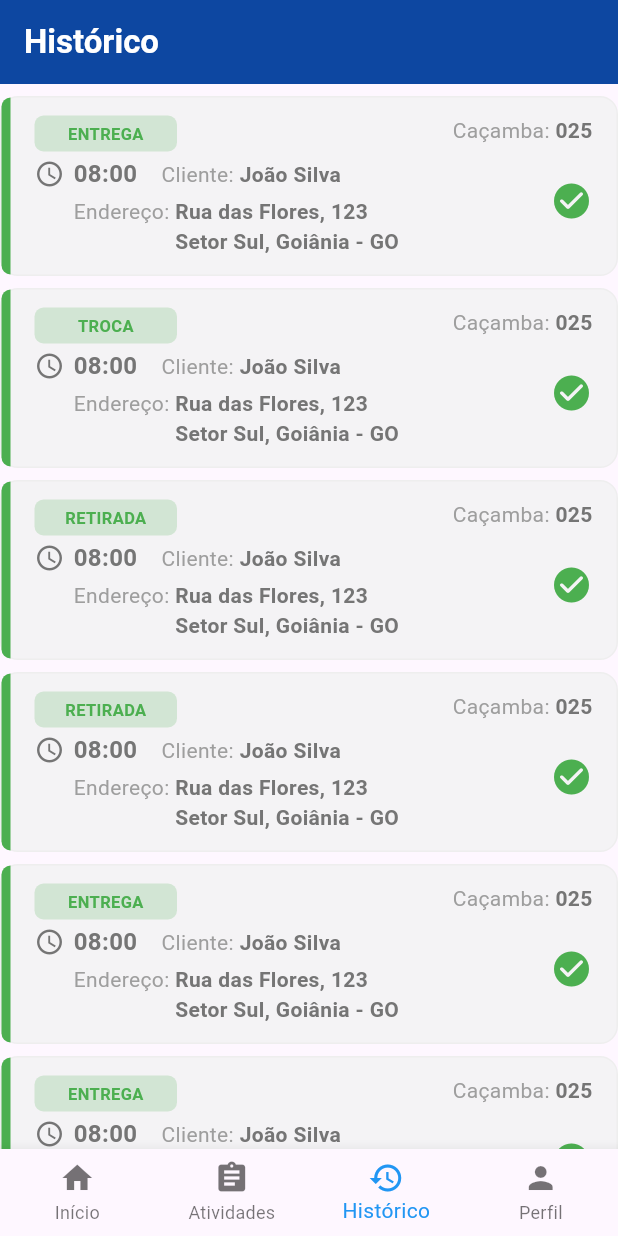
After one commit to GuilhermeSilva7x/Sistema-de-gerenciamento-de-loca-o-de-ca-ambas, a Flutter app: the screen it shows after launch, item 3 of the bottom bar chosen, on a phone screen of 412 x 824 dp. The commit adds this screen. Run offline on Flutter 3.47's test engine with Material 3 defaults, Android fonts, the phone set to English and light mode, and no system bars.

Commit message:
tela de historico concluida

```diff
--- /dev/null
+++ b/app_motorista/lib/paginas_principais/paginaHistorico.dart
@@ -0,0 +1,89 @@
+import 'package:app_motorista/subpastas_homepage/cardsAtividades.dart';
+import 'package:app_motorista/subpastas_homepage/paginaDeNavegacao.dart';
+import 'package:flutter/material.dart';
+
+class Paginahistorico extends StatelessWidget {
+  const Paginahistorico({super.key});
+
+  @override
+  Widget build(BuildContext context) {
+    return Scaffold(
+      appBar: AppBar(
+        backgroundColor: Colors.blue[900],
+        title: Text(
+          "Histórico",
+          style: TextStyle(color: Colors.white, fontWeight: FontWeight.bold),
+        ),
+        automaticallyImplyLeading: false,
+      ),
+      body: SingleChildScrollView(
+        child: Column(
+          children: [
+            SizedBox(height: 8),
+            CardsAtividades(
+              atividade: "ENTREGA",
+              cor: Colors.blue,
+              concluido: true,
+            ),
+            SizedBox(height: 8),
+            CardsAtividades(
+              atividade: "TROCA",
+              cor: Colors.orange,
+              concluido: true,
+            ),
+            SizedBox(height: 8),
+            CardsAtividades(
+              atividade: "RETIRADA",
+              cor: Colors.red,
+              concluido: true,
+            ),
+            SizedBox(height: 8),
+            CardsAtividades(
+              atividade: "RETIRADA",
+              cor: Colors.red,
+              concluido: true,
+            ),
+            SizedBox(height: 8),
+            CardsAtividades(
+              atividade: "ENTREGA",
+              cor: Colors.blue,
+              concluido: true,
+            ),
+            SizedBox(height: 8),
+            CardsAtividades(
+              atividade: "ENTREGA",
+              cor: Colors.blue,
+              concluido: true,
+            ),
+            SizedBox(height: 8),
+            CardsAtividades(
+              atividade: "TROCA",
+              cor: Colors.orange,
+              concluido: true,
+            ),
+            SizedBox(height: 8),
+            CardsAtividades(
+              atividade: "RETIRADA",
+              cor: Colors.red,
+              concluido: true,
+            ),
+            SizedBox(height: 8),
+            CardsAtividades(
+              atividade: "RETIRADA",
+              cor: Colors.red,
+              concluido: true,
+            ),
+            SizedBox(height: 8),
+            CardsAtividades(
+              atividade: "ENTREGA",
+              cor: Colors.blue,
+              concluido: true,
+            ),
+          ],
+        ),
+      ),
+      bottomNavigationBar: Paginadenavegacao(index: 2),
+    );
+    ;
+  }
+}
--- a/app_motorista/lib/subpastas_homepage/atividades.dart
+++ b/app_motorista/lib/subpastas_homepage/atividades.dart
@@ -42,11 +42,7 @@ class Atividades extends StatelessWidget {
                 ],
               ),
               SizedBox(height: 12),
-              CardsAtividades(
-                atividade: "ENTREGA",
-                cor: Colors.blue,
-                concluido: true,
-              ),
+              CardsAtividades(atividade: "ENTREGA", cor: Colors.blue),
               SizedBox(height: 8),
               CardsAtividades(atividade: "TROCA", cor: Colors.orange),
               SizedBox(height: 8),
--- a/app_motorista/lib/subpastas_homepage/cardsAtividades.dart
+++ b/app_motorista/lib/subpastas_homepage/cardsAtividades.dart
@@ -23,9 +23,7 @@ class _CardsAtividadesState extends State<CardsAtividades> {
     final bool estaConcluido = widget.concluido;
 
     final Color corPrincipal = estaConcluido ? Colors.green : widget.cor;
-    final String textoAtividade = estaConcluido
-        ? "CONCLUÍDA"
-        : widget.atividade;
+    final String textoAtividade = widget.atividade;
 
     final Color corDoTextoDados = estaConcluido
         ? Colors.grey[600]!
--- a/app_motorista/lib/subpastas_homepage/paginaDeNavegacao.dart
+++ b/app_motorista/lib/subpastas_homepage/paginaDeNavegacao.dart
@@ -1,5 +1,6 @@
 import 'package:app_motorista/paginas_principais/paginaAtividades.dart';
 import 'package:app_motorista/paginas_principais/homepage.dart';
+import 'package:app_motorista/paginas_principais/paginaHistorico.dart';
 import 'package:flutter/material.dart';
 
 class Paginadenavegacao extends StatelessWidget {
@@ -25,6 +26,10 @@ class Paginadenavegacao extends StatelessWidget {
               MaterialPageRoute(builder: (context) => Paginaatividades()),
             );
           } else if (value == 2) {
+            Navigator.push(
+              context,
+              MaterialPageRoute(builder: (context) => Paginahistorico()),
+            );
           } else {}
         }
       },
```
Also changed, not shown: 3 other files.
